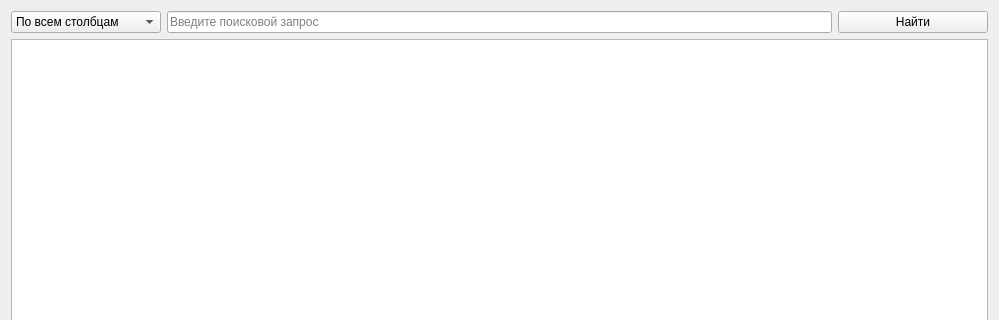
First picture: the form in forms/basetabwidget.ui, repository k0tvtapke/QtProject, before the edit; both pictures show x 0 to 999 and y 0 to 320 of the 999 by 549 pixel window.
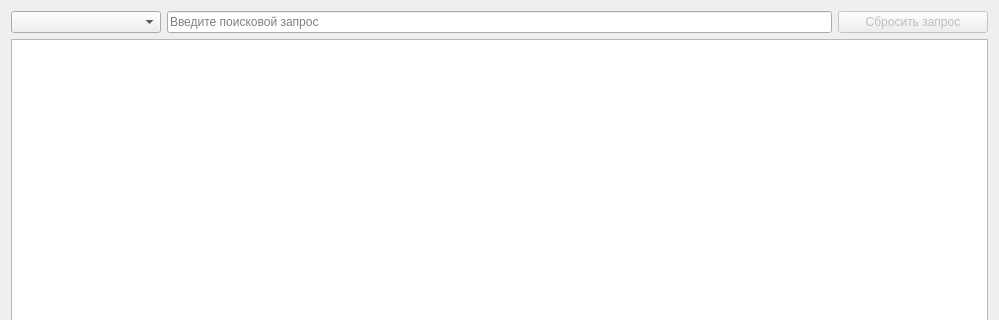
Second picture: the form after the edit.

Diff of the .ui file:
```diff
--- a/forms/basetabwidget.ui
+++ b/forms/basetabwidget.ui
@@ -24,11 +24,6 @@
          <height>0</height>
         </size>
        </property>
-       <item>
-        <property name="text">
-         <string>По всем столбцам</string>
-        </property>
-       </item>
       </widget>
      </item>
      <item>
@@ -42,7 +37,10 @@
       </widget>
      </item>
      <item>
-      <widget class="QPushButton" name="searchPushButton">
+      <widget class="QPushButton" name="resetFilterPushButton">
+       <property name="enabled">
+        <bool>false</bool>
+       </property>
        <property name="minimumSize">
         <size>
          <width>150</width>
@@ -50,7 +48,7 @@
         </size>
        </property>
        <property name="text">
-        <string>Найти</string>
+        <string>Сбросить запрос</string>
        </property>
       </widget>
      </item>
```
Left out of the diff: 4 changed lines with no effect on the pictures.
